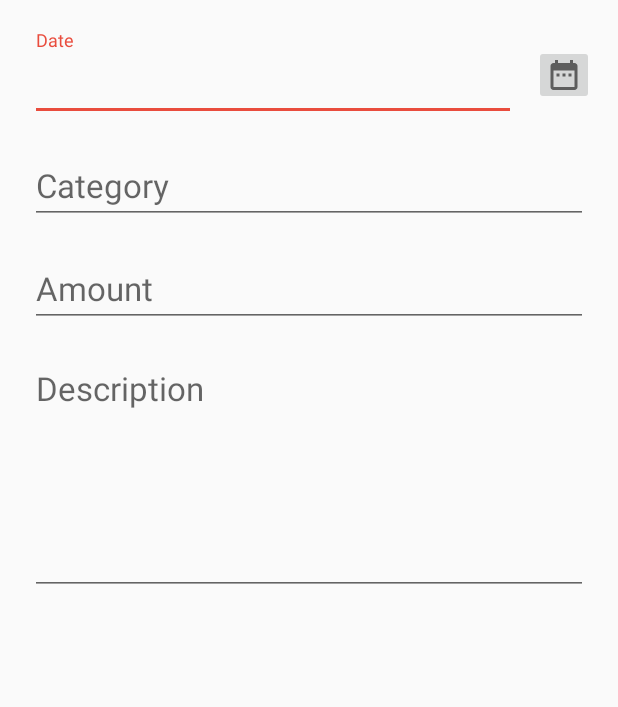
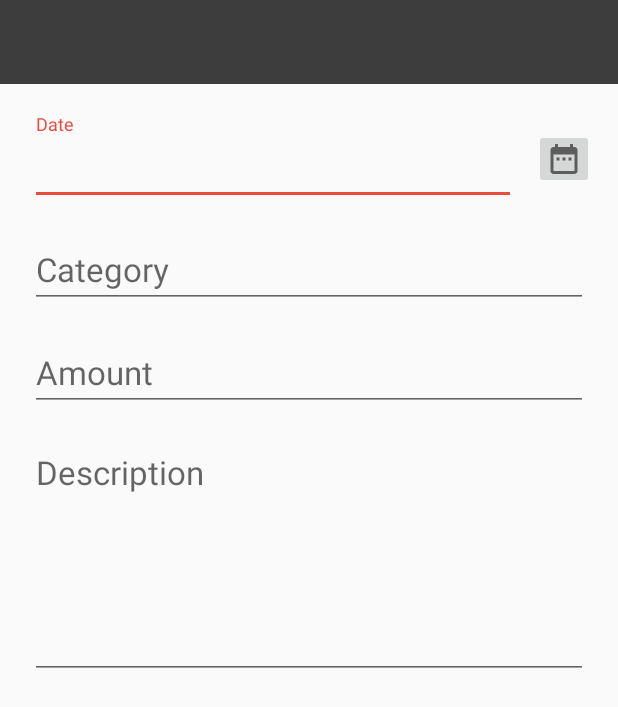
Before and after one commit to mknishad/expense-tracker-android, an Android app: the layout activity_credit_editor.xml on its own in the app's theme, with its tools: preview values and no code run, on a phone screen of 412 x 824 dp. Shown: the top 707 px of the screen. Run offline under Robolectric (Android 15) with nearby library versions, the phone set to English and light mode, and no system bars.

Commit message:
edit credit editor activity

```diff
--- a/app/src/main/AndroidManifest.xml
+++ b/app/src/main/AndroidManifest.xml
@@ -36,9 +36,11 @@
             android:theme="@style/AppTheme.NoActionBar"/>
         <activity
             android:name=".ui.activity.CreditEditorActivity"
-            android:label="@string/add_credit"/>
+            android:label="@string/add_credit"
+            android:theme="@style/AppTheme.NoActionBar"/>
         <activity
             android:name=".ui.activity.DebitEditorActivity"
-            android:label="@string/add_debit"/>
+            android:label="@string/add_debit"
+            android:theme="@style/AppTheme.NoActionBar"/>
     </application>
 </manifest>
--- a/app/src/main/res/layout/activity_credit_editor.xml
+++ b/app/src/main/res/layout/activity_credit_editor.xml
@@ -1,9 +1,20 @@
 <?xml version="1.0" encoding="utf-8"?>
-<ScrollView xmlns:android="http://schemas.android.com/apk/res/android"
+<LinearLayout xmlns:android="http://schemas.android.com/apk/res/android"
     xmlns:tools="http://schemas.android.com/tools"
     android:layout_width="match_parent"
     android:layout_height="match_parent"
+    android:orientation="vertical"
     tools:context=".ui.activity.CreditEditorActivity">
+
+    <android.support.v7.widget.Toolbar
+        android:id="@+id/toolbar"
+        android:background="@color/colorPrimary"
+        android:layout_width="match_parent"
+        android:layout_height="wrap_content"/>
+
+<ScrollView
+    android:layout_width="match_parent"
+    android:layout_height="match_parent">
 
     <LinearLayout
         android:layout_width="match_parent"
@@ -92,3 +103,4 @@
 
     </LinearLayout>
 </ScrollView>
+</LinearLayout>
```
Also changed, not shown: app/src/main/java/com/monir/expensetracker/ui/activity/CreditEditorActivity.java (+24 -1 lines), app/src/main/java/com/monir/expensetracker/ui/fragment/HomeFragment.java (+45 -63 lines), app/src/main/res/layout/fragment_home.xml (+8 -6 lines).
